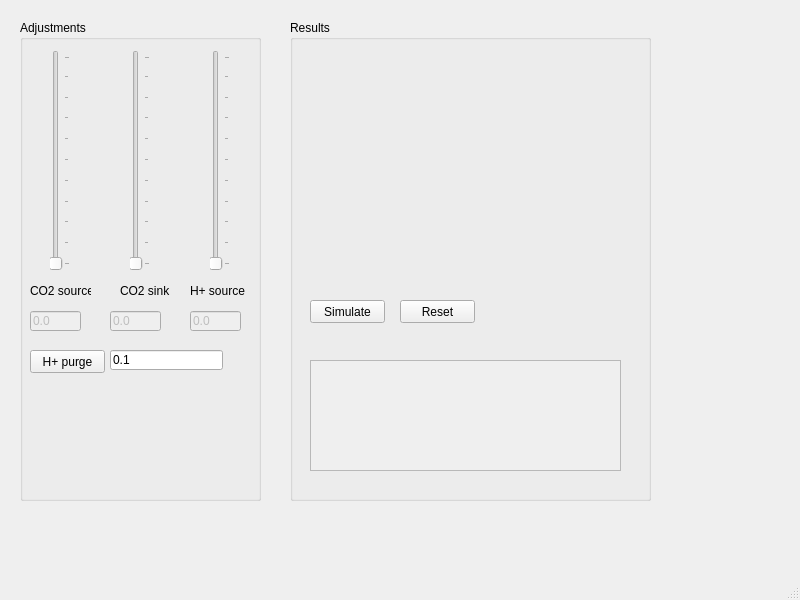
hsorby/pH-PyApp, file src/mainui.ui: the form before one commit.
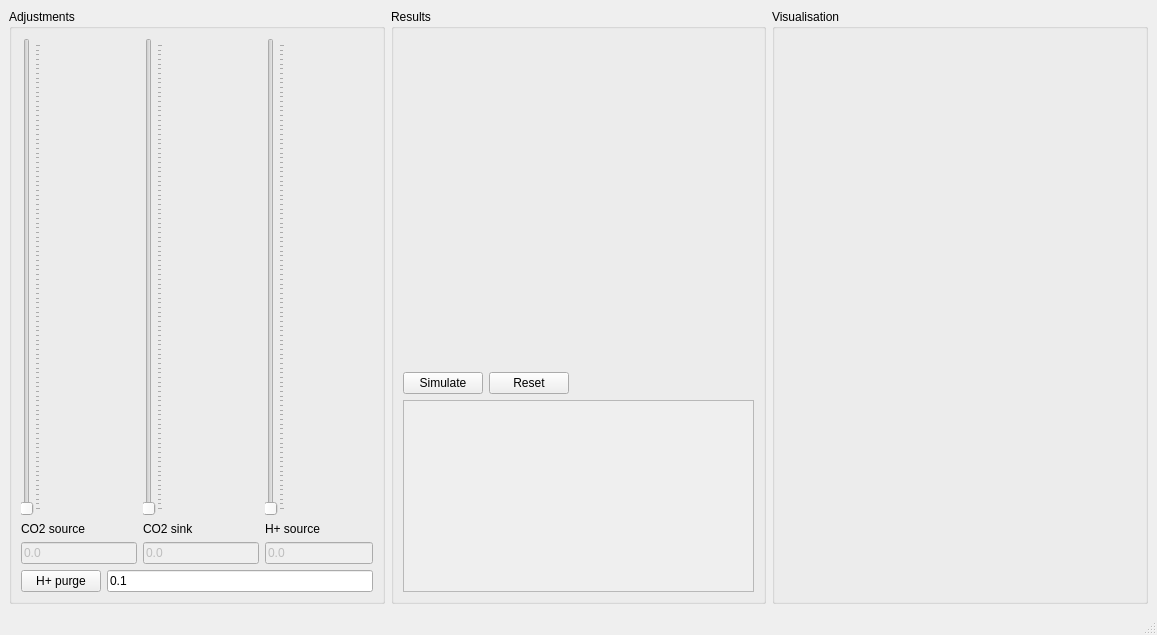
The form after the commit. Custom widgets are drawn as their Qt base class.

Commit message: Set layouts on main window widgets.

```diff
--- a/src/mainui.ui
+++ b/src/mainui.ui
@@ -6,35 +6,25 @@
    <rect>
     <x>0</x>
     <y>0</y>
-    <width>800</width>
-    <height>600</height>
+    <width>1157</width>
+    <height>635</height>
    </rect>
   </property>
   <property name="windowTitle">
    <string>MainWindow</string>
   </property>
   <widget class="QWidget" name="centralwidget">
+   <layout class="QHBoxLayout" name="horizontalLayout_3">
+    <item>
    <widget class="QGroupBox" name="groupBox">
-    <property name="geometry">
-     <rect>
-      <x>20</x>
-      <y>20</y>
-      <width>241</width>
-      <height>481</height>
-     </rect>
-    </property>
     <property name="title">
      <string>Adjustments</string>
     </property>
-    <widget class="QSlider" name="co2Sink">
-     <property name="geometry">
-      <rect>
-       <x>110</x>
-       <y>30</y>
-       <width>20</width>
-       <height>221</height>
-      </rect>
-     </property>
+      <layout class="QGridLayout" name="gridLayout">
+       <item row="0" column="0">
+        <layout class="QVBoxLayout" name="verticalLayout">
+         <item>
+          <widget class="QSlider" name="co2Source">
      <property name="orientation">
       <enum>Qt::Vertical</enum>
      </property>
@@ -42,28 +32,30 @@
       <enum>QSlider::TicksBelow</enum>
      </property>
     </widget>
+         </item>
+         <item>
     <widget class="QLabel" name="co2SourceLabel">
-     <property name="geometry">
-      <rect>
-       <x>10</x>
-       <y>261</y>
-       <width>61</width>
-       <height>20</height>
-      </rect>
-     </property>
      <property name="text">
       <string>CO2 source</string>
      </property>
     </widget>
-    <widget class="QSlider" name="protonSource">
-     <property name="geometry">
-      <rect>
-       <x>190</x>
-       <y>30</y>
-       <width>20</width>
-       <height>221</height>
-      </rect>
-     </property>
+         </item>
+         <item>
+          <widget class="QLineEdit" name="co2SourceValue">
+           <property name="enabled">
+            <bool>false</bool>
+           </property>
+           <property name="text">
+            <string>0.0</string>
+           </property>
+          </widget>
+         </item>
+        </layout>
+       </item>
+       <item row="0" column="1">
+        <layout class="QVBoxLayout" name="verticalLayout_2">
+         <item>
+          <widget class="QSlider" name="co2Sink">
      <property name="orientation">
       <enum>Qt::Vertical</enum>
      </property>
@@ -71,185 +63,165 @@
       <enum>QSlider::TicksBelow</enum>
      </property>
     </widget>
+         </item>
+         <item>
     <widget class="QLabel" name="co2SinkLabel">
-     <property name="geometry">
-      <rect>
-       <x>100</x>
-       <y>261</y>
-       <width>51</width>
-       <height>20</height>
-      </rect>
-     </property>
      <property name="text">
       <string>CO2 sink</string>
      </property>
     </widget>
-    <widget class="QSlider" name="co2Source">
-     <property name="geometry">
-      <rect>
-       <x>30</x>
-       <y>30</y>
-       <width>20</width>
-       <height>221</height>
-      </rect>
-     </property>
-     <property name="orientation">
-      <enum>Qt::Vertical</enum>
-     </property>
-     <property name="tickPosition">
-      <enum>QSlider::TicksBelow</enum>
-     </property>
-    </widget>
-    <widget class="QLineEdit" name="protonSourceValue">
-     <property name="enabled">
-      <bool>false</bool>
-     </property>
-     <property name="geometry">
-      <rect>
-       <x>170</x>
-       <y>291</y>
-       <width>51</width>
-       <height>20</height>
-      </rect>
-     </property>
-     <property name="text">
-      <string>0.0</string>
-     </property>
-    </widget>
+         </item>
+         <item>
     <widget class="QLineEdit" name="co2SinkValue">
      <property name="enabled">
       <bool>false</bool>
      </property>
-     <property name="geometry">
-      <rect>
-       <x>90</x>
-       <y>291</y>
-       <width>51</width>
-       <height>20</height>
-      </rect>
-     </property>
      <property name="text">
       <string>0.0</string>
      </property>
     </widget>
+         </item>
+        </layout>
+       </item>
+       <item row="0" column="2">
+        <layout class="QVBoxLayout" name="verticalLayout_3">
+         <item>
+          <widget class="QSlider" name="protonSource">
+           <property name="orientation">
+            <enum>Qt::Vertical</enum>
+           </property>
+           <property name="tickPosition">
+            <enum>QSlider::TicksBelow</enum>
+           </property>
+          </widget>
+         </item>
+         <item>
     <widget class="QLabel" name="protonSourceLabel">
-     <property name="geometry">
-      <rect>
-       <x>170</x>
-       <y>261</y>
-       <width>61</width>
-       <height>20</height>
-      </rect>
-     </property>
      <property name="text">
       <string>H+ source</string>
      </property>
     </widget>
-    <widget class="QLineEdit" name="co2SourceValue">
+         </item>
+         <item>
+          <widget class="QLineEdit" name="protonSourceValue">
      <property name="enabled">
       <bool>false</bool>
      </property>
-     <property name="geometry">
-      <rect>
-       <x>10</x>
-       <y>291</y>
-       <width>51</width>
-       <height>20</height>
-      </rect>
+           <property name="sizePolicy">
+            <sizepolicy hsizetype="Preferred" vsizetype="Fixed">
+             <horstretch>0</horstretch>
+             <verstretch>0</verstretch>
+            </sizepolicy>
      </property>
      <property name="text">
       <string>0.0</string>
      </property>
     </widget>
+         </item>
+        </layout>
+       </item>
+       <item row="1" column="0" colspan="3">
+        <layout class="QHBoxLayout" name="horizontalLayout">
+         <item>
     <widget class="QPushButton" name="protonLevelPurge">
-     <property name="geometry">
-      <rect>
-       <x>10</x>
-       <y>330</y>
-       <width>75</width>
-       <height>23</height>
-      </rect>
-     </property>
      <property name="text">
       <string>H+ purge</string>
      </property>
     </widget>
+         </item>
+         <item>
     <widget class="QLineEdit" name="protonPurgeAmount">
-     <property name="geometry">
-      <rect>
-       <x>90</x>
-       <y>330</y>
-       <width>113</width>
-       <height>20</height>
-      </rect>
-     </property>
      <property name="text">
       <string>0.1</string>
      </property>
     </widget>
-   </widget>
+         </item>
+        </layout>
+       </item>
+      </layout>
+     </widget>
+    </item>
+    <item>
    <widget class="QGroupBox" name="groupBox_2">
-    <property name="geometry">
-     <rect>
-      <x>290</x>
-      <y>20</y>
-      <width>361</width>
-      <height>481</height>
-     </rect>
-    </property>
     <property name="title">
      <string>Results</string>
     </property>
-    <widget class="QPlainTextEdit" name="logText">
-     <property name="enabled">
-      <bool>false</bool>
-     </property>
-     <property name="geometry">
-      <rect>
-       <x>20</x>
-       <y>340</y>
-       <width>311</width>
-       <height>111</height>
-      </rect>
-     </property>
-    </widget>
-    <widget class="QPushButton" name="resetButton">
-     <property name="geometry">
-      <rect>
-       <x>110</x>
-       <y>280</y>
-       <width>75</width>
-       <height>23</height>
-      </rect>
-     </property>
-     <property name="text">
-      <string>Reset</string>
-     </property>
-    </widget>
+      <layout class="QVBoxLayout" name="verticalLayout_5">
+       <item>
+        <layout class="QVBoxLayout" name="verticalLayout_4">
+         <item>
+          <widget class="MatplotlibWidget" name="plotArea" native="true">
+           <property name="sizePolicy">
+            <sizepolicy hsizetype="Expanding" vsizetype="Expanding">
+             <horstretch>1</horstretch>
+             <verstretch>2</verstretch>
+            </sizepolicy>
+           </property>
+          </widget>
+         </item>
+         <item>
+          <layout class="QHBoxLayout" name="horizontalLayout_2">
+           <item>
     <widget class="QPushButton" name="simulateButton">
-     <property name="geometry">
-      <rect>
-       <x>20</x>
-       <y>280</y>
-       <width>75</width>
-       <height>23</height>
-      </rect>
-     </property>
      <property name="text">
       <string>Simulate</string>
      </property>
     </widget>
-    <widget class="MatplotlibWidget" name="plotArea" native="true">
-     <property name="geometry">
-      <rect>
-       <x>20</x>
-       <y>30</y>
-       <width>291</width>
-       <height>231</height>
-      </rect>
-     </property>
-    </widget>
-   </widget>
+           </item>
+           <item>
+            <widget class="QPushButton" name="resetButton">
+             <property name="text">
+              <string>Reset</string>
+             </property>
+            </widget>
+           </item>
+           <item>
+            <spacer name="horizontalSpacer">
+             <property name="orientation">
+              <enum>Qt::Horizontal</enum>
+             </property>
+             <property name="sizeHint" stdset="0">
+              <size>
+               <width>40</width>
+               <height>20</height>
+              </size>
+             </property>
+            </spacer>
+           </item>
+          </layout>
+         </item>
+         <item>
+          <widget class="QPlainTextEdit" name="logText">
+           <property name="enabled">
+            <bool>false</bool>
+           </property>
+          </widget>
+         </item>
+        </layout>
+       </item>
+      </layout>
+     </widget>
+    </item>
+    <item>
+     <widget class="QGroupBox" name="groupBox_3">
+      <property name="title">
+       <string>Visualisation</string>
+      </property>
+      <layout class="QVBoxLayout" name="verticalLayout_6">
+       <item>
+        <widget class="ZincWidget" name="widget" native="true">
+         <property name="sizePolicy">
+          <sizepolicy hsizetype="Expanding" vsizetype="Expanding">
+           <horstretch>2</horstretch>
+           <verstretch>0</verstretch>
+          </sizepolicy>
+         </property>
+        </widget>
+       </item>
+      </layout>
+     </widget>
+    </item>
+   </layout>
   </widget>
   <widget class="QMenuBar" name="menubar">
    <property name="geometry">
@@ -264,6 +236,12 @@
   <widget class="QStatusBar" name="statusbar"/>
  </widget>
  <customwidgets>
+  <customwidget>
+   <class>ZincWidget</class>
+   <extends>QWidget</extends>
+   <header>zincwidget.h</header>
+   <container>1</container>
+  </customwidget>
   <customwidget>
    <class>MatplotlibWidget</class>
    <extends>QWidget</extends>
```
Left out of the diff: 4 changed lines with no effect on the pictures. Lines whose indentation alone changed are shown as unchanged.
